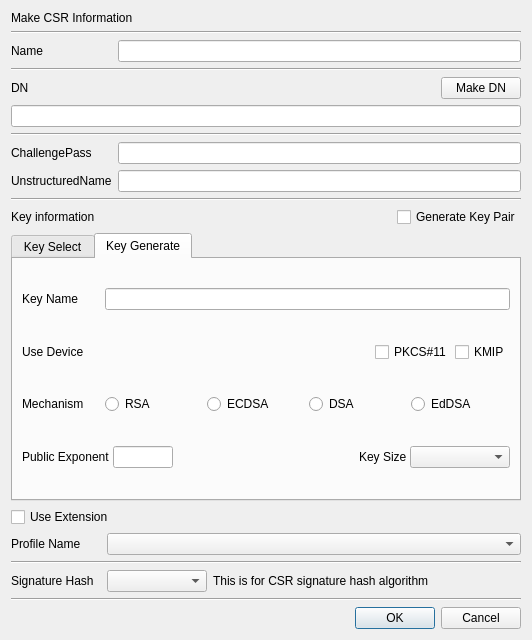
The window that CertMan/make_req_dlg.ui (jykim74/CertMan) describes before a commit, drawn with Qt 5.
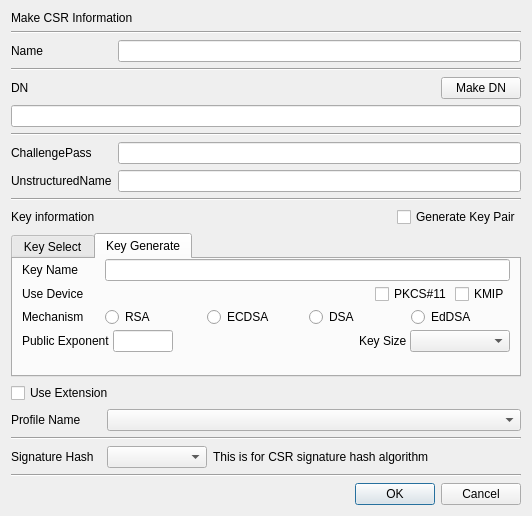
The same window after the commit. The open tabs and pages were chosen to show the change.

Commit message: 오타 수정 및 UI 개선

Patch:
```diff
--- a/CertMan/make_req_dlg.ui
+++ b/CertMan/make_req_dlg.ui
@@ -7,7 +7,7 @@
     <x>0</x>
     <y>0</y>
     <width>532</width>
-    <height>640</height>
+    <height>516</height>
    </rect>
   </property>
   <property name="windowTitle">
@@ -536,6 +536,19 @@
          </item>
         </layout>
        </item>
+       <item>
+        <spacer name="verticalSpacer_2">
+         <property name="orientation">
+          <enum>Qt::Vertical</enum>
+         </property>
+         <property name="sizeHint" stdset="0">
+          <size>
+           <width>20</width>
+           <height>40</height>
+          </size>
+         </property>
+        </spacer>
+       </item>
       </layout>
      </widget>
     </widget>
```
Left out of the diff: 34 changed lines with no effect on the pictures. The commit also changes 1 other file.
